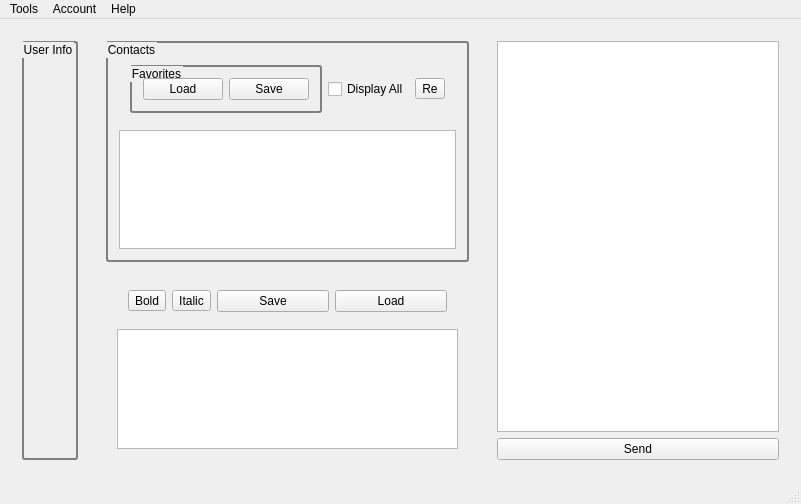
This is UI/mainwindow.ui in ziadkiwan/teamsext as Qt 5 draws it before an edit. The edited form follows.
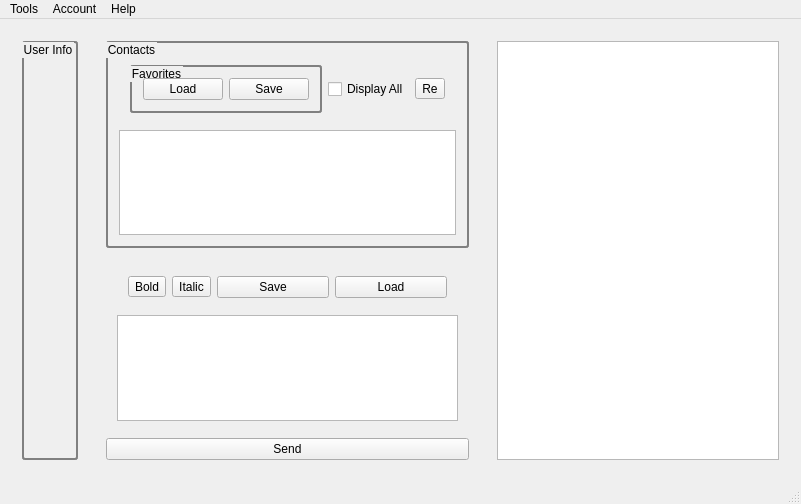
This is the edited form.

Commit message: Bug fixes in Import/Export Feature

The edit to the form file:
```diff
--- a/UI/mainwindow.ui
+++ b/UI/mainwindow.ui
@@ -205,6 +205,13 @@
          </layout>
         </widget>
        </item>
+       <item>
+        <widget class="QPushButton" name="btn_send">
+         <property name="text">
+          <string>Send</string>
+         </property>
+        </widget>
+       </item>
       </layout>
      </widget>
     </item>
@@ -214,13 +221,6 @@
        <item>
         <widget class="QTableView" name="table_log"/>
        </item>
-       <item>
-        <widget class="QPushButton" name="btn_send">
-         <property name="text">
-          <string>Send</string>
-         </property>
-        </widget>
-       </item>
       </layout>
      </widget>
     </item>
```
The commit also changes 2 other files.
